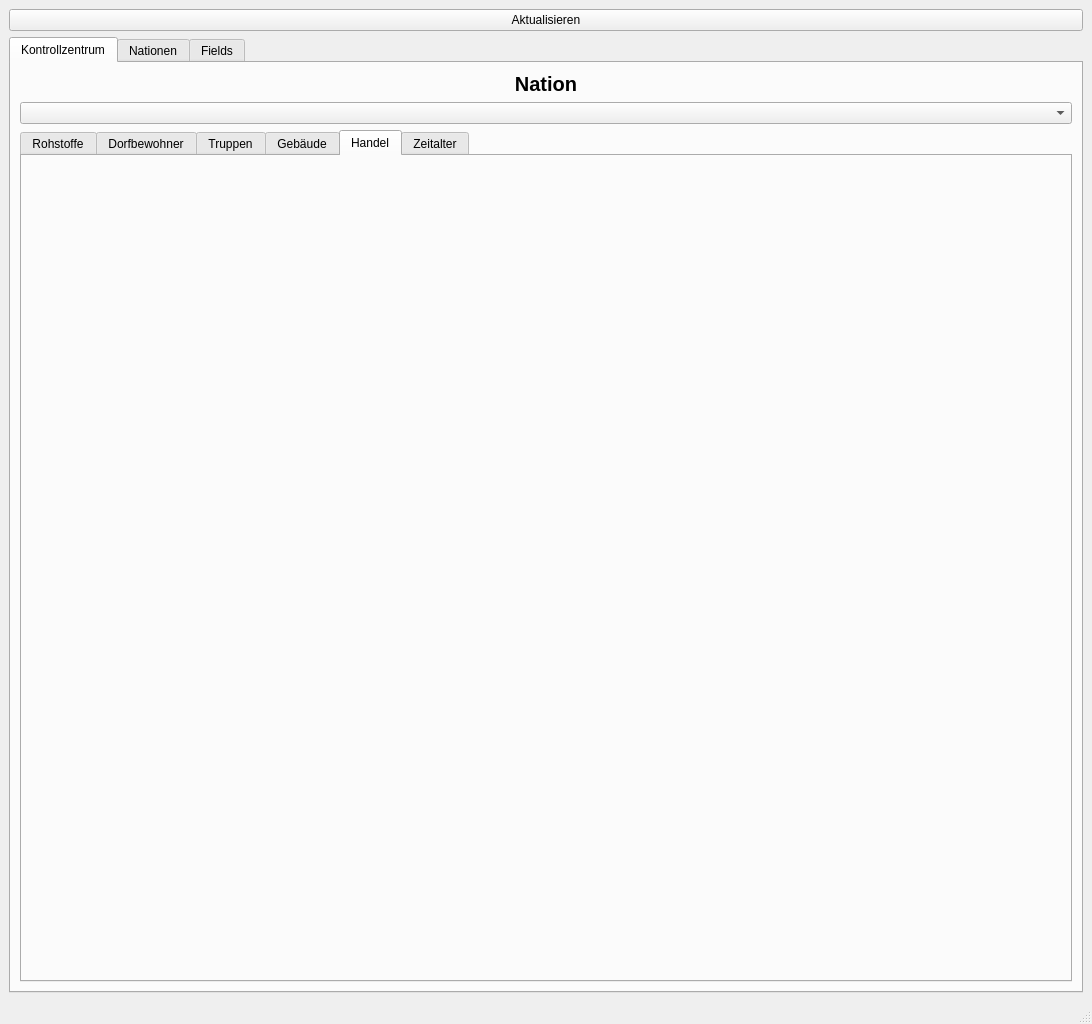
lstoffer/Age-of-Empires, file src/ui/GameUI.ui: the form before one commit.
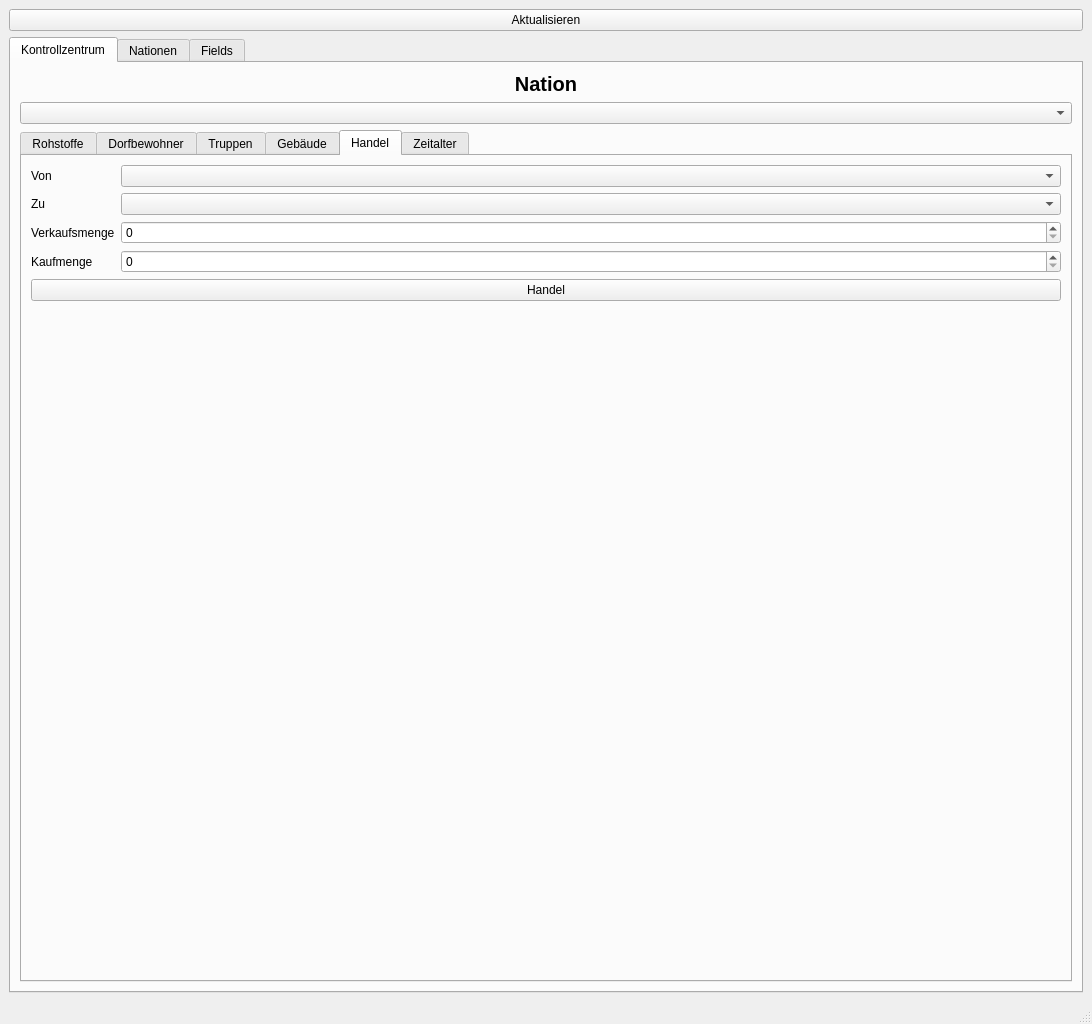
The form after the commit. The open tabs and pages were chosen to show the change.

Commit message: implemented trade

The edit to the form file:
```diff
--- a/src/ui/GameUI.ui
+++ b/src/ui/GameUI.ui
@@ -744,6 +744,83 @@
            <attribute name="title">
             <string>Handel</string>
            </attribute>
+           <layout class="QVBoxLayout" name="verticalLayout_31">
+            <item>
+             <layout class="QFormLayout" name="formLayout_9">
+              <item row="0" column="0">
+               <widget class="QLabel" name="label_19">
+                <property name="text">
+                 <string>Von</string>
+                </property>
+               </widget>
+              </item>
+              <item row="0" column="1">
+               <widget class="QComboBox" name="trade_from_comboBox"/>
+              </item>
+              <item row="1" column="0">
+               <widget class="QLabel" name="label_20">
+                <property name="text">
+                 <string>Zu</string>
+                </property>
+               </widget>
+              </item>
+              <item row="1" column="1">
+               <widget class="QComboBox" name="trade_to_comboBox"/>
+              </item>
+              <item row="2" column="0">
+               <widget class="QLabel" name="label_28">
+                <property name="text">
+                 <string>Verkaufsmenge</string>
+                </property>
+               </widget>
+              </item>
+              <item row="2" column="1">
+               <widget class="QSpinBox" name="trade_from_amount_spinBox">
+                <property name="maximum">
+                 <number>1000000000</number>
+                </property>
+               </widget>
+              </item>
+              <item row="3" column="0">
+               <widget class="QLabel" name="label_35">
+                <property name="text">
+                 <string>Kaufmenge</string>
+                </property>
+               </widget>
+              </item>
+              <item row="3" column="1">
+               <widget class="QSpinBox" name="trade_to_amount_spinBox">
+                <property name="enabled">
+                 <bool>true</bool>
+                </property>
+                <property name="maximum">
+                 <number>1000000000</number>
+                </property>
+               </widget>
+              </item>
+             </layout>
+            </item>
+            <item>
+             <widget class="QPushButton" name="trade_btn">
+              <property name="text">
+               <string>Handel</string>
+              </property>
+             </widget>
+            </item>
+            <item>
+             <spacer name="verticalSpacer_7">
+              <property name="orientation">
+               <enum>Qt::Vertical</enum>
+              </property>
+              <property name="sizeHint" stdset="0">
+               <size>
+                <width>20</width>
+                <height>40</height>
+               </size>
+              </property>
+             </spacer>
+            </item>
+           </layout>
           </widget>
           <widget class="QWidget" name="ages_tab">
            <attribute name="title">
```
Left out of the diff: 2 changed lines with no effect on the pictures. The commit also changes 4 other files.
